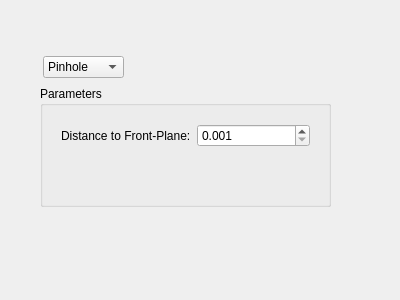
Before: the Qt Designer form src/gui/CosyGui/camerawidget.ui in phresnel/picogen, drawn with Qt 5.
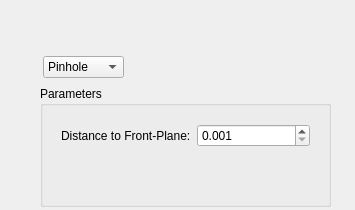
After: the same form once the commit is applied. Custom widgets are drawn as their Qt base class.

Patch:
```diff
--- a/src/gui/CosyGui/camerawidget.ui
+++ b/src/gui/CosyGui/camerawidget.ui
@@ -6,8 +6,8 @@
    <rect>
     <x>0</x>
     <y>0</y>
-    <width>400</width>
-    <height>300</height>
+    <width>355</width>
+    <height>210</height>
    </rect>
   </property>
   <property name="windowTitle">
```
